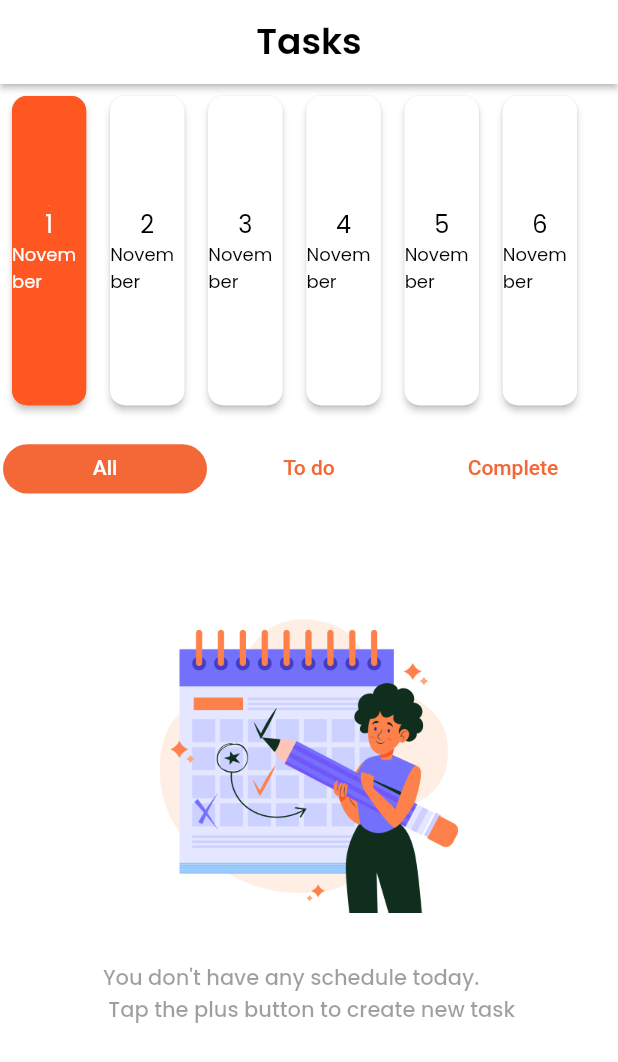
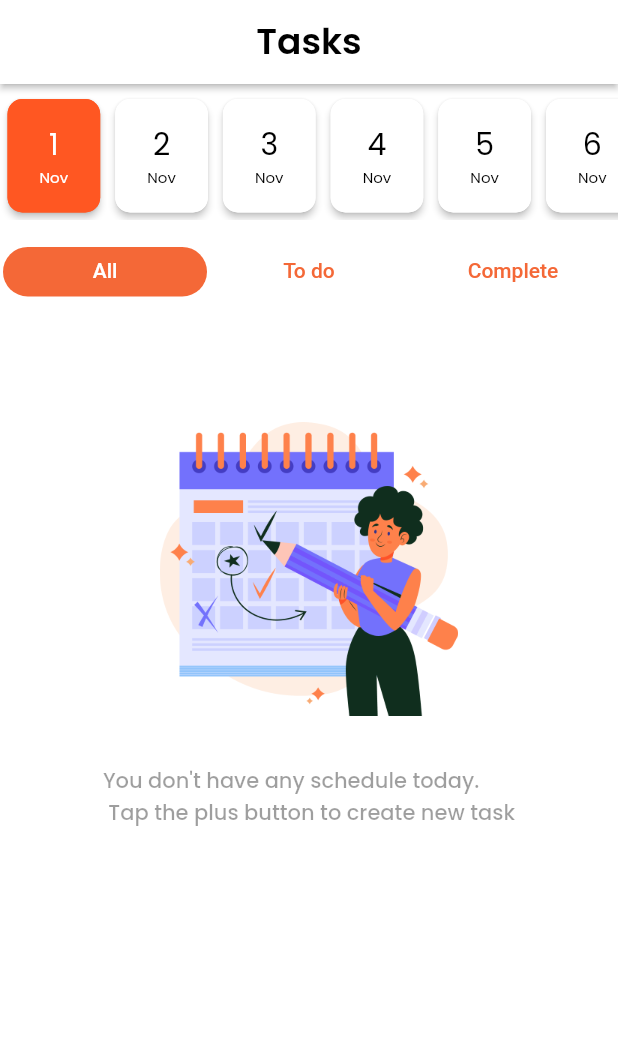
Before and after one commit to Hammadkhan0034/Daone, a Flutter app: the ViewAllTaskTabContainerScreen screen opened by its route, on a phone screen of 412 x 824 dp. Shown: the top 1062 px of the screen. Run offline on Flutter 3.47's test engine with Material 2 defaults, Android fonts, the phone set to English and light mode, and no system bars; our stand-ins replace audioplayers, cached_network_image, cloud_firestore, confetti, connectivity_plus, firebase_auth and 15 more; missing offline and left inert: android_alarm_manager_plus, firebase_app_check, flutter_facebook_auth; accounts and stored records are empty.

Commit message:
Task View Screen

```diff
--- a/lib/presentation/view_all_task_tab_container_screen/controller/calender_controller.dart
+++ b/lib/presentation/view_all_task_tab_container_screen/controller/calender_controller.dart
@@ -39,15 +39,15 @@ class CalendarController extends GetxController {
       case 2:
         return 'Feb';
       case 3:
-        return 'March';
+        return 'Mar';
       case 4:
-        return 'April';
+        return 'Apr';
       case 5:
         return 'May';
       case 6:
-        return 'June';
+        return 'Jun';
       case 7:
-        return 'July';
+        return 'Jul';
       case 8:
         return 'Aug';
       case 9:
@@ -55,9 +55,9 @@ class CalendarController extends GetxController {
       case 10:
         return 'Oct';
       case 11:
-        return 'November';
+        return 'Nov';
       case 12:
-        return 'December';
+        return 'Dec';
       default:
         return '';
     }
--- a/lib/presentation/view_all_task_tab_container_screen/view_all_task_tab_container_screen.dart
+++ b/lib/presentation/view_all_task_tab_container_screen/view_all_task_tab_container_screen.dart
@@ -37,11 +37,12 @@ class ViewAllTaskTabContainerScreen extends GetWidget<ViewAllTaskTabContainerCon
             crossAxisAlignment: CrossAxisAlignment.start,
             mainAxisAlignment: MainAxisAlignment.start,
             children: [
-              Expanded(
+              SizedBox(
+                height: Get.height*0.11,
                 child: ListView.builder(
                   scrollDirection: Axis.horizontal,
                   shrinkWrap: true,
-                  itemCount: 6, // Limit the list to 5 items
+                  itemCount: 6,
                   itemBuilder: (BuildContext context, int index) {
                     final DateTime currentDate = DateTime.now();
                     final DateTime date = currentDate.add(Duration(days: index)); // Add days to get next dates
@@ -51,7 +52,7 @@ class ViewAllTaskTabContainerScreen extends GetWidget<ViewAllTaskTabContainerCon
                         // Handle date selection here
                       },
                       child: Padding(
-                        padding: const EdgeInsets.all(8.0),
+                        padding: const EdgeInsets.only(top: 10, right: 5.0,left: 5,bottom: 5),
                         child: Material(
                           color: date.day == currentDate.day
                               ? Colors.deepOrange // Current date container color
@@ -59,7 +60,7 @@ class ViewAllTaskTabContainerScreen extends GetWidget<ViewAllTaskTabContainerCon
                           borderRadius: BorderRadius.circular(10.0),
                           elevation: 2,
                           child: Container(
-                            width: Get.width * 0.12,
+                            width: Get.width * 0.15,
                             decoration: BoxDecoration(
                               borderRadius: BorderRadius.circular(10),
                               color: date.day == currentDate.day
@@ -69,35 +70,36 @@ class ViewAllTaskTabContainerScreen extends GetWidget<ViewAllTaskTabContainerCon
                             child: Center(
                               child: Column(
                                 mainAxisAlignment: MainAxisAlignment.center,
+                                crossAxisAlignment: CrossAxisAlignment.center,
                                 children: <Widget>[
-                                  TextWidget(
-                                    text: date.year.toString(),
-                                    color: date.day == currentDate.day
-                                        ? Colors.white // Current date text color
-                                        : Colors.black, // Default container text color
-                                    fsize: 0.2,
-                                  ),
-                                  TextWidget(
-                                    text: date.month.toString(),
-                                    color: date.day == currentDate.day
-                                        ? Colors.white // Current date text color
-                                        : Colors.black, // Default container text color
-                                    fsize: 0.0008,
-                                    font: FontWeight.bold,
-                                  ),
+                                  // TextWidget(
+                                  //   text: date.year.toString(),
+                                  //   color: date.day == currentDate.day
+                                  //       ? Colors.white // Current date text color
+                                  //       : Colors.black, // Default container text color
+                                  //   fsize: 0.2,
+                                  // ),
+                                  // TextWidget(
+                                  //   text: date.month.toString(),
+                                  //   color: date.day == currentDate.day
+                                  //       ? Colors.white // Current date text color
+                                  //       : Colors.black, // Default container text color
+                                  //   fsize:12,
+                                  //   font: FontWeight.bold,
+                                  // ),
                                   TextWidget(
                                     text: date.day.toString(),
                                     color: date.day == currentDate.day
                                         ? Colors.white // Current date text color
                                         : Colors.black, // Default container text color
-                                    fsize: 16,
+                                    fsize: 20,
                                   ),
                                   TextWidget(
                                     text: calenderController.getMonthName(date.month),
                                     color: date.day == currentDate.day
                                         ? Colors.white // Current date text color
                                         : Colors.black, // Default container text color
-                                    fsize: 12,
+                                    fsize: 10,
                                   ),
                                 ],
                               ),
```
Also changed, not shown: lib/presentation/view_all_task_page/controller/view_all_task_controller.dart (+18 -6 lines), lib/presentation/view_all_task_page/models/view_all_task_model.dart (+24 -5 lines), pubspec.lock, 4 other files.
